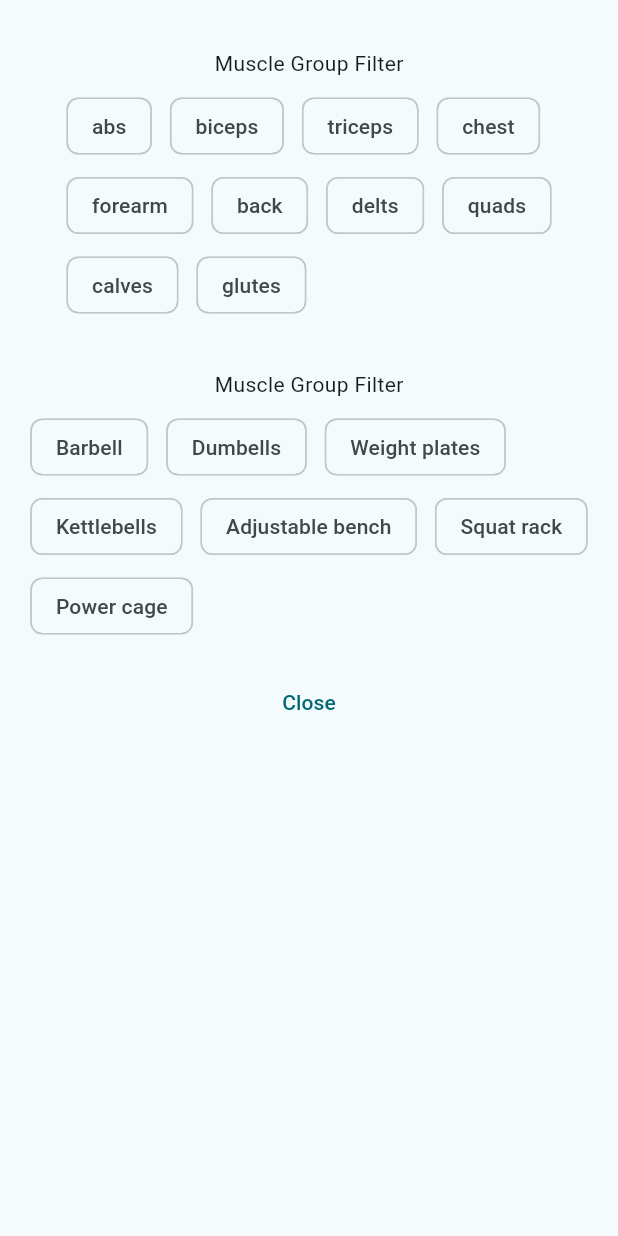
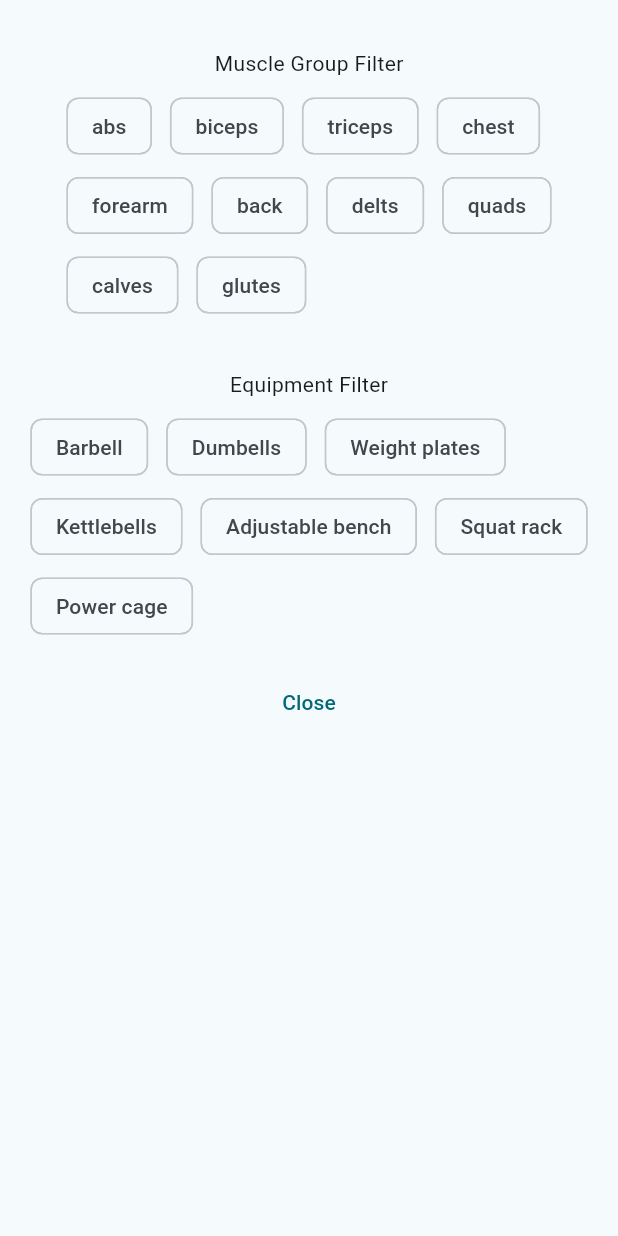
Before and after one commit to anaslak410/rahener, a Flutter app: the screen it shows after launch, after a tap on the "filter alt" icon, on a phone screen of 412 x 824 dp. Run offline on Flutter 3.47's test engine with Material 2 defaults, Android fonts, the light colour scheme and no system bars; our stand-ins replace flutter_bloc; generated files the repository leaves out were written again.

Commit message:
implement part of exercise details screen

```diff
--- a/lib/core/blocs/ExerciseListState.dart
+++ b/lib/core/blocs/ExerciseListState.dart
@@ -42,6 +42,10 @@ class ExerciseListState {
       return _queryFilterApplies(exercise.name);
     }).toList();
     return filteredExercises;
+  }
+
+  List<Exercise> get allExercises {
+    return _exercises;
   }
 
   List<String> get muscleGroupNames => selectedMuscleGroups.keys.toList();
--- a/lib/core/models/exercise.dart
+++ b/lib/core/models/exercise.dart
@@ -6,7 +6,7 @@ class Exercise {
   final String name;
   final String muscleGroupName;
   final String equipment;
-  final List<String> commonMistakes;
+  final List<String> tips;
   final List<String> steps;
   final List<String> similarExercises;
 
@@ -15,7 +15,7 @@ class Exercise {
     required this.name,
     required this.equipment,
     required this.muscleGroupName,
-    required this.commonMistakes,
+    required this.tips,
     required this.steps,
     required this.similarExercises,
   });
@@ -25,7 +25,7 @@ class Exercise {
     String? name,
     String? equipment,
     String? muscleGroupName,
-    List<String>? commonMistakes,
+    List<String>? tips,
     List<String>? steps,
     List<String>? similarExercises,
   }) {
@@ -34,7 +34,7 @@ class Exercise {
       name: name ?? this.name,
       equipment: equipment ?? this.equipment,
       muscleGroupName: muscleGroupName ?? this.muscleGroupName,
-      commonMistakes: commonMistakes ?? this.commonMistakes,
+      tips: tips ?? this.tips,
       steps: steps ?? this.steps,
       similarExercises: similarExercises ?? this.similarExercises,
     );
@@ -46,7 +46,7 @@ class Exercise {
       'name': name,
       'equipment': equipment,
       'muscleGroupName': muscleGroupName,
-      'commonMistakes': commonMistakes,
+      'tips': tips,
       'steps': steps,
       'similarExercises': similarExercises,
     };
@@ -58,7 +58,7 @@ class Exercise {
       name: map['name'],
       equipment: map['equipment'],
       muscleGroupName: map['muscleGroupName'],
-      commonMistakes: List<String>.from(map['commonMistakes']),
+      tips: List<String>.from(map['tips']),
       steps: List<String>.from(map['steps']),
       similarExercises: List<String>.from(map['similarExercises']),
     );
@@ -75,7 +75,7 @@ class Exercise {
      name: $name,
      equipment: $equipment,
       muscleGroupName: $muscleGroupName,
-       commonMistakes: $commonMistakes,
+       tips: $tips,
         steps: $steps,
          similarExercises: $similarExercises)''';
   }
@@ -89,7 +89,7 @@ class Exercise {
         other.id == id &&
         other.name == name &&
         other.muscleGroupName == muscleGroupName &&
-        listEquals(other.commonMistakes, commonMistakes) &&
+        listEquals(other.tips, tips) &&
         listEquals(other.steps, steps) &&
         listEquals(other.similarExercises, similarExercises);
   }
@@ -99,7 +99,7 @@ class Exercise {
     return id.hashCode ^
         name.hashCode ^
         muscleGroupName.hashCode ^
-        commonMistakes.hashCode ^
+        tips.hashCode ^
         steps.hashCode ^
         similarExercises.hashCode;
   }
--- a/lib/core/repositories/exercises_repository.dart
+++ b/lib/core/repositories/exercises_repository.dart
@@ -1,3 +1,4 @@
+import 'package:flutter/material.dart';
 import 'package:rahener/core/models/muscle_group.dart';
 import 'package:rahener/core/services/local_json_data.dart';
 
@@ -17,6 +18,11 @@ class ExercisesRepository {
 
   List<Exercise> get exercises {
     return _exercises;
+  }
+
+  AssetImage getExerciseImage(String exerciseId) {
+    var image = _localJsonDataService.getExerciseImage(exerciseId);
+    return image;
   }
 
   List<MuscleGroup> get muscleGroups {
--- a/lib/core/screens/exercise_filter_dialog.dart
+++ b/lib/core/screens/exercise_filter_dialog.dart
@@ -1,4 +1,3 @@
-import 'dart:html';
 import 'package:flutter_gen/gen_l10n/app_localizations.dart';
 
 import 'package:flutter/material.dart';
@@ -54,7 +53,7 @@ class _ExerciseFilterDialogState extends State<ExerciseFilterDialog> {
             Container(
               height: Constants.margin7,
             ),
-            Text(AppLocalizations.of(context)!.muscleGroupFilter),
+            Text(AppLocalizations.of(context)!.equipmentFilter),
             Container(
               height: Constants.margin3,
             ),
--- a/lib/core/screens/exercises_list.dart
+++ b/lib/core/screens/exercises_list.dart
@@ -2,12 +2,12 @@ import 'package:flutter/material.dart';
 import 'package:flutter_bloc/flutter_bloc.dart';
 import 'package:rahener/core/blocs/filter_cubit.dart';
 import 'package:rahener/core/widgets/exercise_card.dart';
-import 'package:rahener/core/widgets/exercises_search_bar.dart';
 import 'package:rahener/utils/constants.dart';
 
 import '../blocs/ExerciseListState.dart';
 import '../models/exercise.dart';
 import 'exercise_filter_dialog.dart';
+import 'package:flutter_gen/gen_l10n/app_localizations.dart';
 
 class ExercisesListScreen extends StatefulWidget {
   const ExercisesListScreen({super.key});
@@ -17,15 +17,47 @@ class ExercisesListScreen extends StatefulWidget {
 }
 
 class _ExercisesListScreenState extends State<ExercisesListScreen> {
+  Widget _searchField(ExerciseListCubit bloc) {
+    return TextField(
+        controller: bloc.state.searchFieldController,
+        onChanged: (value) => bloc.onSearchFiledChanged(value),
+        decoration: InputDecoration(
+            hintText: AppLocalizations.of(context)!.searchFieldHint,
+            prefixIcon: const Icon(Constants.searchBarPrefixIcon),
+            suffixIcon: bloc.shouldShowCancelIcon()
+                ? IconButton(
+                    icon: const Icon(Constants.cancelSearchIcon),
+                    onPressed: bloc.onCancelQueryTapped,
+                  )
+                : null,
+            constraints: const BoxConstraints(maxWidth: 300)));
+  }
+
+  IconButton _filterButton(ExerciseListCubit bloc, BuildContext context) {
+    return IconButton(
+      onPressed: () {
+        bloc.onFilterButtonTapped(context);
+      },
+      color: ThemeData().primaryColor,
+      icon: const Icon(Constants.filterIcon),
+    );
+  }
+
   @override
   Widget build(BuildContext context) {
+    var bloc = BlocProvider.of<ExerciseListCubit>(context);
     return Scaffold(body: BlocBuilder<ExerciseListCubit, ExerciseListState>(
       builder: (context, state) {
-        var bloc = BlocProvider.of<ExerciseListCubit>(context);
         return CustomScrollView(
           slivers: <Widget>[
-            const ExerciseSearchBar(
-              filterDialog: ExerciseFilterDialog(),
+            SliverAppBar(
+              title: Row(
+                mainAxisAlignment: MainAxisAlignment.spaceBetween,
+                children: [_searchField(bloc), _filterButton(bloc, context)],
+              ),
+              pinned: false,
+              floating: true,
+              snap: false,
             ),
             SliverList(
                 delegate: SliverChildListDelegate([
@@ -55,7 +87,7 @@ class _ExercisesListScreenState extends State<ExercisesListScreen> {
                   .map((Exercise exercise) => ExerciseCard(
                       exerciseName: exercise.name,
                       onTap: () {
-                        bloc.onExerciseTapped(context);
+                        bloc.onExerciseTapped(context, exercise);
                       },
                       muscleGroup: exercise.muscleGroupName,
                       equipmentName: exercise.equipment))
--- a/lib/core/services/local_json_data.dart
+++ b/lib/core/services/local_json_data.dart
@@ -30,6 +30,10 @@ class LocalJsonDataService {
     }
   }
 
+  AssetImage getExerciseImage(String exerciseId) {
+    return AssetImage("assets/data/images/$exerciseId.gif");
+  }
+
   Future<Map<dynamic, dynamic>> getExercises() async {
     await Future.delayed(const Duration(seconds: 1));
     return _rahenerJsonData['exercises'];
--- a/lib/core/widgets/exercises_search_bar.dart
+++ /dev/null
@@ -1,60 +0,0 @@
-import 'package:flutter/material.dart';
-import 'package:flutter_bloc/flutter_bloc.dart';
-import 'package:rahener/core/blocs/ExerciseListState.dart';
-import 'package:rahener/core/blocs/filter_cubit.dart';
-import '../../utils/constants.dart';
-import 'package:flutter_gen/gen_l10n/app_localizations.dart';
-
-class ExerciseSearchBar extends StatefulWidget {
-  final Widget filterDialog;
-  const ExerciseSearchBar({super.key, required this.filterDialog});
-  @override
-  State<ExerciseSearchBar> createState() => _ExerciseSearchBarState();
-}
-
-class _ExerciseSearchBarState extends State<ExerciseSearchBar> {
-  @override
-  Widget build(BuildContext context) {
-    var bloc = BlocProvider.of<ExerciseListCubit>(context);
-    return BlocBuilder<ExerciseListCubit, ExerciseListState>(
-      builder: (context, state) {
-        return SliverAppBar(
-          title: Row(
-            mainAxisAlignment: MainAxisAlignment.spaceBetween,
-            children: [
-              TextField(
-                  controller: bloc.state.searchFieldController,
-                  onChanged: (value) => bloc.onSearchFiledChanged(value),
-                  decoration: InputDecoration(
-                      hintText: AppLocalizations.of(context)!.searchFieldHint,
-                      prefixIcon: const Icon(Constants.searchBarPrefixIcon),
-                      suffixIcon: bloc.shouldShowCancelIcon()
-                          ? IconButton(
-                              icon: const Icon(Constants.cancelSearchIcon),
-                              onPressed: bloc.onCancelQueryTapped,
-                            )
-                          : null,
-                      constraints: const BoxConstraints(maxWidth: 300))),
-              IconButton(
-                onPressed: () => showDialog<String>(
-                  context: context,
-                  builder: (_) => Dialog.fullscreen(
-                    child: BlocProvider.value(
-                      value: bloc,
-                      child: widget.filterDialog,
-                    ),
-                  ),
-                ),
-                color: ThemeData().primaryColor,
-                icon: const Icon(Constants.filterIcon),
-              )
-            ],
-          ),
-          pinned: false,
-          floating: true,
-          snap: false,
-        );
-      },
-    );
-  }
-}
--- a/lib/utils/constants.dart
+++ b/lib/utils/constants.dart
@@ -35,4 +35,7 @@ class Constants {
   static const IconData cancelSearchIcon = Icons.cancel_sharp;
   static const IconData searchBarPrefixIcon = Icons.search;
   static const IconData filterIcon = Icons.filter_alt;
+  static const IconData exerciseStepsIcon = Icons.list;
+  static const IconData exerciseTipsIcon = Icons.tips_and_updates;
+  static const IconData similarExercisesIcon = Icons.two_k;
 }
--- a/pubspec.yaml
+++ b/pubspec.yaml
@@ -36,3 +36,4 @@ flutter:
   generate: true # Ad
   assets:
     - assets/data/data_en.json
+    - assets/data/images/
```
Also changed, not shown: assets/data/data_en.json (+6 -6 lines), lib/core/blocs/filter_cubit.dart (+46 -12 lines), lib/core/screens/exercise_details.dart (+103 -3 lines), lib/core/widgets/exercise_steps_segment.dart (added, +30 -0 lines), lib/core/widgets/exercise_tips_segment.dart (added, +29 -0 lines), lib/core/widgets/navbar.dart (added, +15 -0 lines), lib/core/widgets/similar_exercises_segment.dart (added, +30 -0 lines), lib/l10n/en.arb (+12 -0 lines), lib/l10n/fa.arb (+12 -0 lines), assets/data/images/wxzyvptrsqonmkjehdglubfiac.gif (added).
